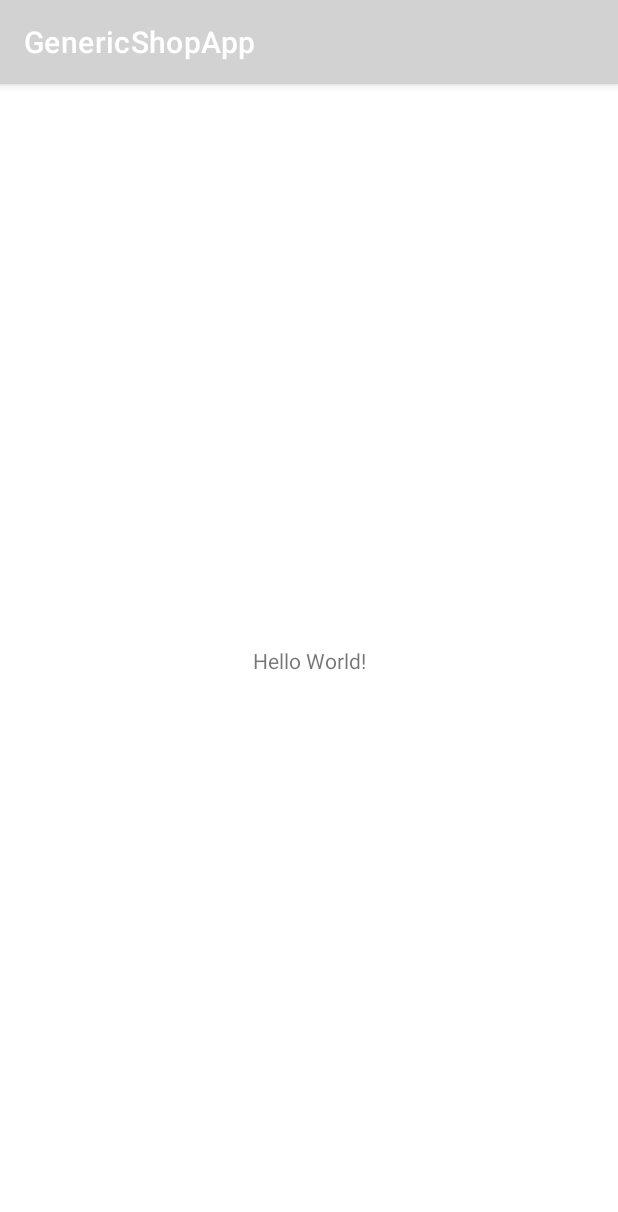
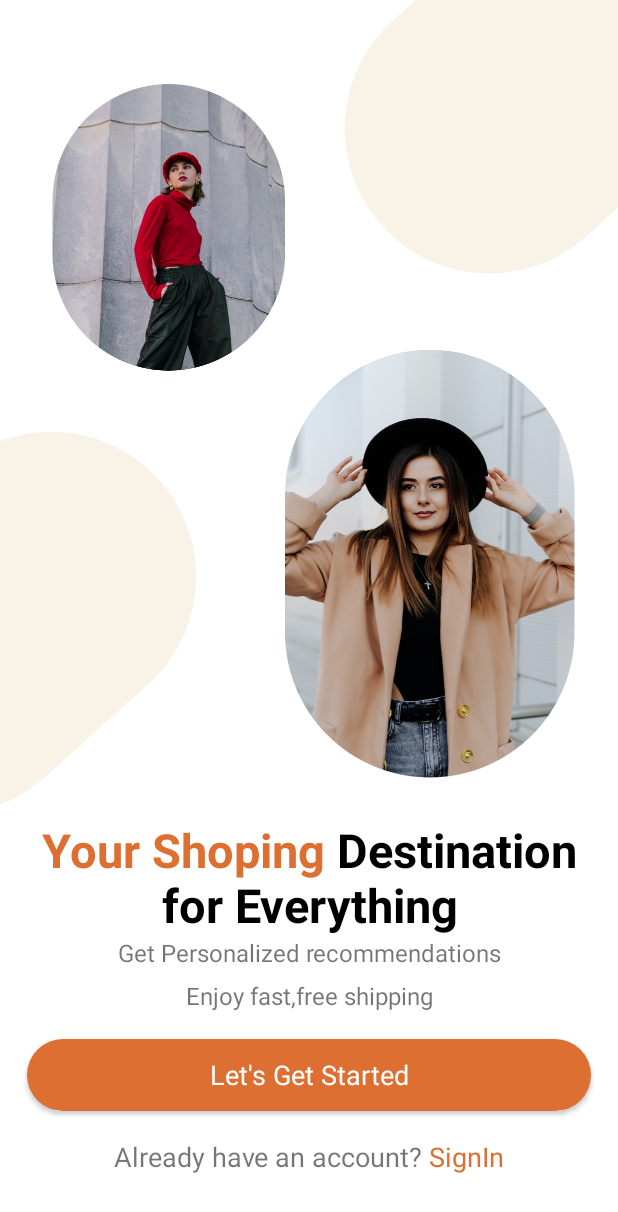
Before and after one commit to graphXDoses/GenericShopApp, an Android app: the screen it shows after launch (MainActivity before the commit, SplashActivity after it), on a phone screen of 412 x 824 dp. Shown: the top 1212 px of the screen. Run offline under Robolectric (Android 15) with nearby library versions, the phone set to English and light mode, and no system bars.

Commit message:
SplashActivity added. Acts as the first activity called by the LAUNCHER.

```diff
--- a/app/build.gradle
+++ b/app/build.gradle
@@ -36,6 +36,8 @@ dependencies {
     implementation 'androidx.navigation:navigation-fragment:2.4.1'
     implementation 'androidx.navigation:navigation-ui:2.4.1'
     implementation 'com.google.firebase:firebase-database'
+    implementation 'androidx.core:core-splashscreen:1.0.0'
+    implementation 'androidx.lifecycle:lifecycle-extensions:2.2.0'
     implementation platform('com.google.firebase:firebase-bom:26.5.0')
     androidTestImplementation 'androidx.test.ext:junit:1.1.3'
     androidTestImplementation 'androidx.test.espresso:espresso-core:3.4.0'
--- a/app/src/main/AndroidManifest.xml
+++ b/app/src/main/AndroidManifest.xml
@@ -12,14 +12,18 @@
         android:theme="@style/Theme.GenericShopApp"
         tools:targetApi="31">
         <activity
-            android:name=".MainActivity"
-            android:exported="true">
+            android:name=".SplashActivity"
+            android:exported="true" >
             <intent-filter>
                 <action android:name="android.intent.action.MAIN" />
 
                 <category android:name="android.intent.category.LAUNCHER" />
             </intent-filter>
         </activity>
+        <activity
+            android:name=".MainActivity"
+            android:exported="true">
+        </activity>
     </application>
 
 </manifest>
--- /dev/null
+++ b/app/src/main/java/com/example/genericshopapp/SplashActivity.java
@@ -0,0 +1,36 @@
+package com.example.genericshopapp;
+
+import androidx.appcompat.app.AppCompatActivity;
+import androidx.core.splashscreen.SplashScreen;
+import androidx.lifecycle.ViewModel;
+import androidx.lifecycle.ViewModelProvider;
+import androidx.lifecycle.ViewModelStore;
+import androidx.lifecycle.ViewModelStoreOwner;
+
+import android.content.Intent;
+import android.os.Bundle;
+import android.view.ViewTreeObserver;
+import android.view.Window;
+import android.view.View;
+import android.widget.Button;
+import android.window.SplashScreenView;
+
+public class SplashActivity extends AppCompatActivity {
+
+//    private ViewModel mViewModel;
+
+    @Override
+    protected void onCreate(Bundle savedInstanceState) {
+        super.onCreate(savedInstanceState);
+//        getSupportActionBar().setDisplayUseLogoEnabled(false);
+        setContentView(R.layout.activity_splash);
+
+        findViewById(R.id.startBtn).setOnClickListener(new View.OnClickListener() {
+            @Override
+            public void onClick(View view) {
+                startActivity(new Intent(SplashActivity.this, MainActivity.class));
+                finish();
+            }
+        });
+    }
+}
--- /dev/null
+++ b/app/src/main/res/drawable/orange_bg.xml
@@ -0,0 +1,9 @@
+<?xml version="1.0" encoding="utf-8"?>
+<selector xmlns:android="http://schemas.android.com/apk/res/android">
+<item>
+    <shape android:shape="rectangle">
+        <corners android:radius="50dp"/>
+        <solid android:color="@color/orange"/>
+    </shape>
+</item>
+</selector>
--- /dev/null
+++ b/app/src/main/res/layout/activity_splash.xml
@@ -0,0 +1,66 @@
+<?xml version="1.0" encoding="utf-8"?>
+<androidx.constraintlayout.widget.ConstraintLayout xmlns:android="http://schemas.android.com/apk/res/android"
+    xmlns:app="http://schemas.android.com/apk/res-auto"
+    xmlns:tools="http://schemas.android.com/tools"
+    android:layout_width="match_parent"
+    android:layout_height="match_parent"
+    tools:context=".SplashActivity">
+
+    <ScrollView
+        android:layout_width="match_parent"
+        android:layout_height="match_parent"
+        app:layout_constraintStart_toStartOf="parent"
+        app:layout_constraintTop_toTopOf="parent">
+
+        <LinearLayout
+            android:layout_width="match_parent"
+            android:layout_height="wrap_content"
+            android:orientation="vertical" >
+
+            <ImageView
+                android:id="@+id/imageView"
+                android:layout_width="match_parent"
+                android:layout_height="wrap_content"
+                app:srcCompat="@drawable/splash_pic" />
+
+            <TextView
+                android:id="@+id/textView"
+                android:layout_width="match_parent"
+                android:layout_height="wrap_content"
+                android:text="@string/title_splash"
+                android:textAlignment="center"
+                android:textStyle="bold"
+                android:textColor="@color/black"
+                android:textSize="31sp"/>
+
+            <TextView
+                android:id="@+id/textView2"
+                android:layout_width="match_parent"
+                android:layout_height="wrap_content"
+                android:text="@string/subtitle_splash"
+                android:textAlignment="center"
+                android:layout_marginTop="0sp"
+                android:lineSpacingExtra="10dp"
+                android:textSize="16sp"/>
+
+            <androidx.appcompat.widget.AppCompatButton
+                style="@android:style/Widget.Button"
+                android:layout_margin="18dp"
+                android:id="@+id/startBtn"
+                android:layout_width="match_parent"
+                android:layout_height="wrap_content"
+                android:text="Let's Get Started"
+                android:background="@drawable/orange_bg"
+                android:textSize="18sp"
+                android:textColor="@color/white"/>
+
+            <TextView
+                android:id="@+id/textView3"
+                android:layout_width="match_parent"
+                android:layout_height="wrap_content"
+                android:text="@string/signin"
+                android:textAlignment="center"
+                android:textSize="18sp"/>
+        </LinearLayout>
+    </ScrollView>
+</androidx.constraintlayout.widget.ConstraintLayout>
--- a/app/src/main/res/values-night/themes.xml
+++ b/app/src/main/res/values-night/themes.xml
@@ -1,6 +1,6 @@
 <resources xmlns:tools="http://schemas.android.com/tools">
     <!-- Base application theme. -->
-    <style name="Theme.GenericShopApp" parent="Theme.MaterialComponents.DayNight.DarkActionBar">
+    <style name="Theme.GenericShopApp" parent="Theme.MaterialComponents.DayNight.NoActionBar">
         <!-- Primary brand color. -->
         <item name="colorPrimary">@color/purple</item>
         <item name="colorPrimaryVariant">@color/dark_grey</item>
--- a/app/src/main/res/values/strings.xml
+++ b/app/src/main/res/values/strings.xml
@@ -1,3 +1,6 @@
 <resources>
     <string name="app_name">GenericShopApp</string>
+    <string name="title_splash"><font color="#dc6f31">Your Shoping</font> Destination\nfor Everything</string>
+    <string name="subtitle_splash">Get Personalized recommendations\nEnjoy fast,free shipping</string>
+    <string name="signin">Already have an account? <font color="#dc6f31">SignIn</font></string>
 </resources>
--- a/app/src/main/res/values/themes.xml
+++ b/app/src/main/res/values/themes.xml
@@ -1,6 +1,6 @@
 <resources xmlns:tools="http://schemas.android.com/tools">
     <!-- Base application theme. -->
-    <style name="Theme.GenericShopApp" parent="Theme.MaterialComponents.DayNight.DarkActionBar">
+    <style name="Theme.GenericShopApp" parent="Theme.MaterialComponents.DayNight.NoActionBar">
         <!-- Primary brand color. -->
         <item name="colorPrimary">@color/grey</item>
         <item name="colorPrimaryVariant">@color/dark_grey</item>
```
